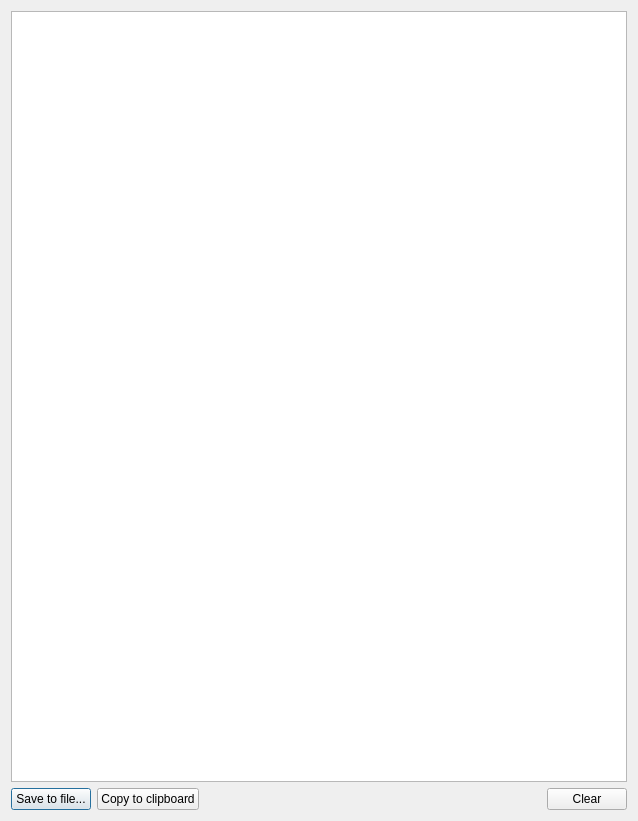
Above: gui/logdialog.ui from KejPi/AbracaDABra before the change. Below: the same form after it.
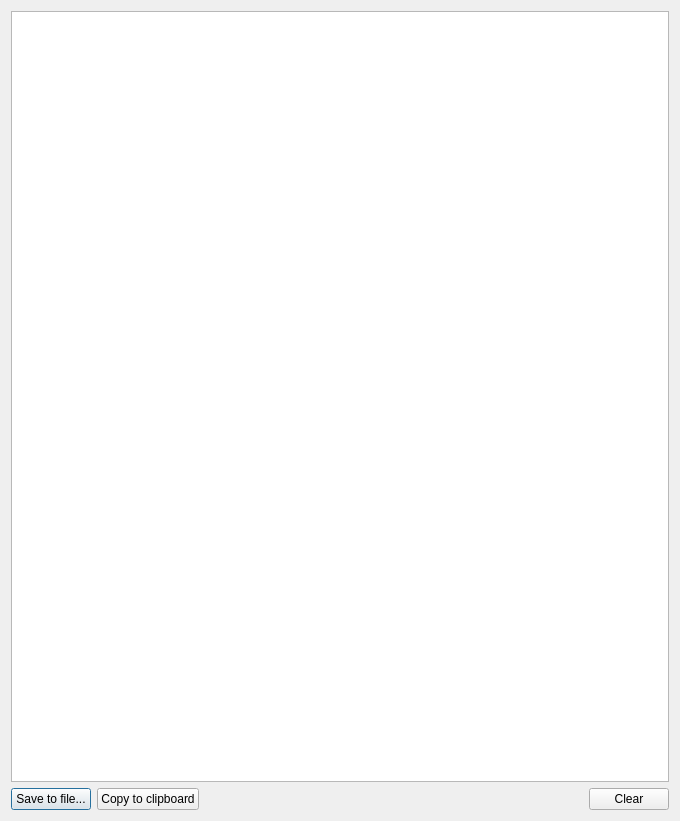
That is the form after the change.

Diff of the .ui file:
```diff
--- a/gui/logdialog.ui
+++ b/gui/logdialog.ui
@@ -6,7 +6,7 @@
    <rect>
     <x>0</x>
     <y>0</y>
-    <width>638</width>
+    <width>680</width>
     <height>821</height>
    </rect>
   </property>
```
